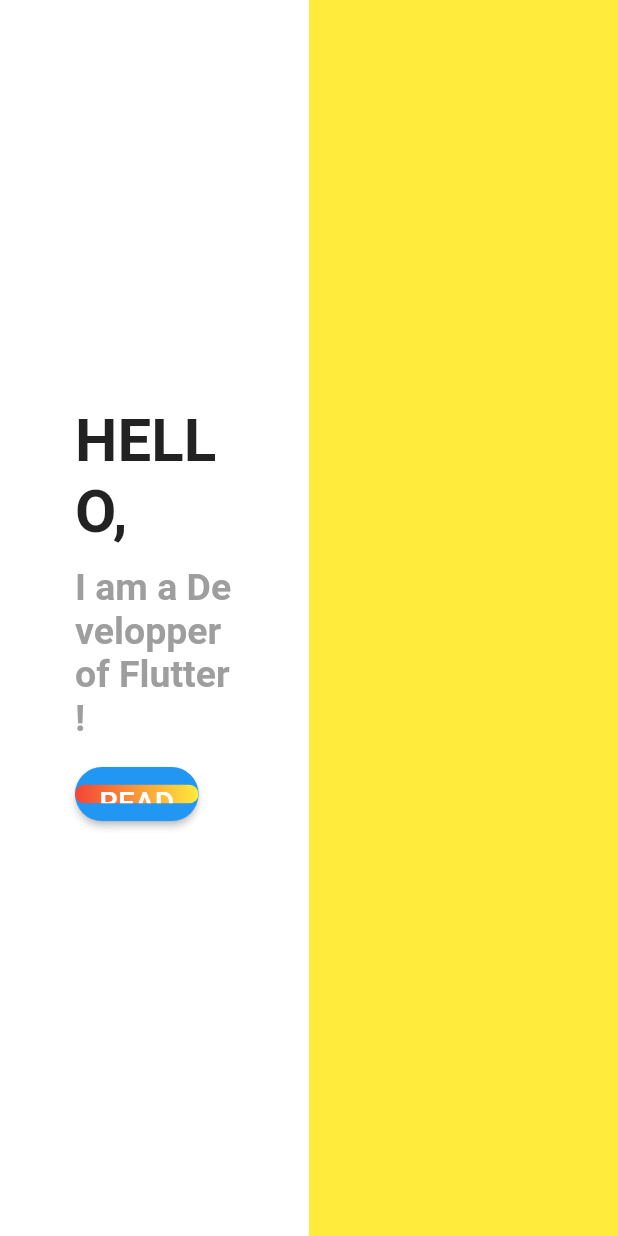
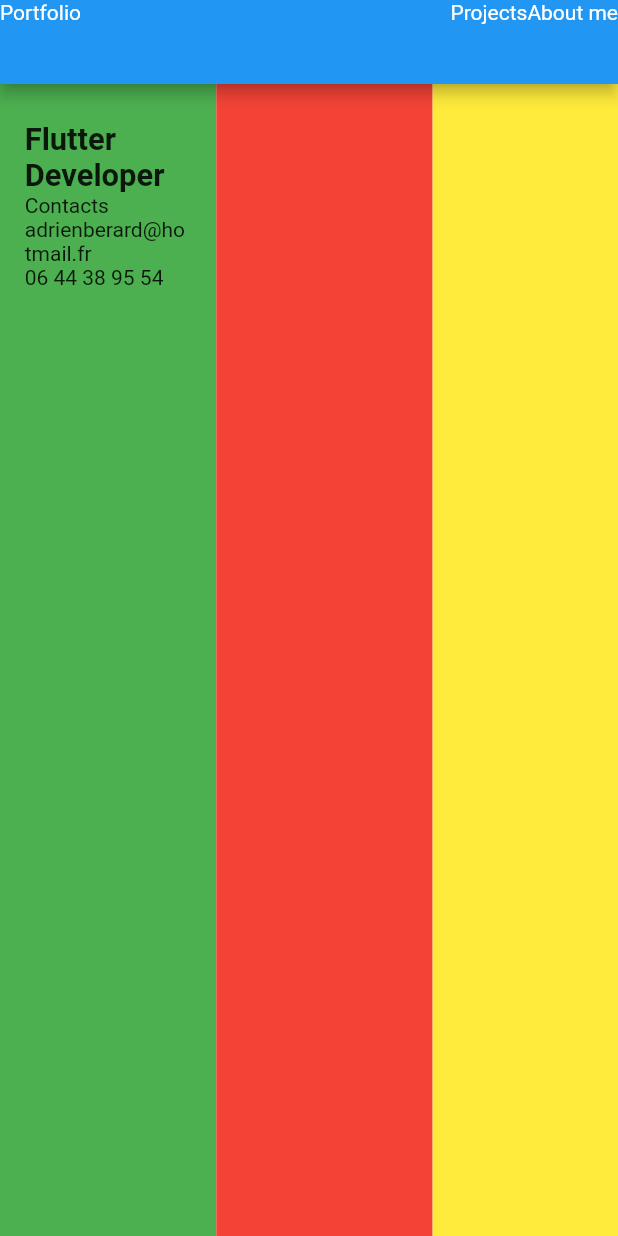
Before and after one commit to Adrizen89/PortofolioFlutter, a Flutter app: the screen it shows after launch, on a phone screen of 412 x 824 dp. Run offline on Flutter 3.47's test engine with Material 2 defaults, Android fonts, the light colour scheme and no system bars.

Commit message:
maj design

```diff
--- a/lib/home/HomeScreen.dart
+++ b/lib/home/HomeScreen.dart
@@ -1,6 +1,7 @@
 import 'package:flutter/material.dart';
 import 'package:portofolio_onflutter/about/AboutScreen.dart';
 import 'package:portofolio_onflutter/widgets/appbar/naviBar.dart';
+import 'package:portofolio_onflutter/widgets/homeText.dart';
 
 class HomeScreen extends StatefulWidget {
   HomeScreen({Key? key}) : super(key: key);
@@ -15,66 +16,33 @@ class _HomeScreenState extends State<HomeScreen> {
     var w = MediaQuery.of(context).size.width;
     var h = MediaQuery.of(context).size.height;
     return Scaffold(
+      appBar: navBar(),
         body: Row(
+          mainAxisAlignment: MainAxisAlignment.spaceEvenly,
           children: [
             Container(
-          padding: EdgeInsets.symmetric(vertical: 10, horizontal: 50),
-          width: w * 0.5,
-          color: Colors.white,
+              color: Colors.green,
+              width: w*0.35,
+              child: Padding(
+                padding: EdgeInsets.symmetric(vertical: w*0.06, horizontal: w*0.04),
                 child: Column(
                   crossAxisAlignment: CrossAxisAlignment.start,
-            mainAxisAlignment: MainAxisAlignment.center,
                 children: [
-              Text(
-                'HELLO,',
-                style: TextStyle(fontSize: 40, fontWeight: FontWeight.bold),
+                  titleHome(context),
+                  contactHome(context)
+                ],
+              ),)
             ),
-              SizedBox(
-                height: w * 0.03,
+            Container(
+              color: Colors.red,
+              width: w*0.35,
               ),
-              Text('I am a Developper of Flutter !',
-                  style: TextStyle(
-                      fontSize: 25,
-                      fontWeight: FontWeight.bold,
-                      color: Colors.grey)),
-              SizedBox(
-                height: w * 0.03,
-              ),
-              ElevatedButton(
-                onPressed: () {
-                  Navigator.push(
-                    context,
-                    MaterialPageRoute(
-                        builder: (context) => AboutScreen()),
-                  );
-                },
-                style: ElevatedButton.styleFrom(
-                    padding: EdgeInsets.zero,
-                    shape: RoundedRectangleBorder(
-                        borderRadius: BorderRadius.circular(20))),
-                child: Ink(
-                  decoration: BoxDecoration(
-                      gradient: const LinearGradient(
-                          colors: [Colors.red, Colors.yellow]),
-                      borderRadius: BorderRadius.circular(10)),
-                  child: Container(
-                    width: w * 0.2,
-                    height: w * 0.03,
-                    alignment: Alignment.center,
-                    child: const Text(
-                      'READ',
-                      style: const TextStyle(
-                        fontSize: 20,
-                      ),
-                    ),
-                  ),
-                ),
+            Container(
+              color: Colors.yellow,
+              width: w*0.30,
               )
           ],
-          ),
-        ),
-        Container(width: w * 0.5, height: h * 1, color: Colors.yellow)
-      ],
-    ));
+        )
+        );
   }
 }
--- a/lib/widgets/appbar/naviBar.dart
+++ b/lib/widgets/appbar/naviBar.dart
@@ -2,12 +2,11 @@ import 'package:flutter/material.dart';
 
 
 navBar() {
-  return Row(
-      mainAxisAlignment: MainAxisAlignment.spaceAround,
-      children: [
-        Text('About'),
-        Text('Works'),
-        Text('Socials Network')
-      ],
-    );
+  return AppBar(
+    leading: Text('Portfolio'),
+    actions: [
+      Text('Projects'),
+      Text('About me')
+    ],
+  );
 }
--- /dev/null
+++ b/lib/widgets/homeText.dart
@@ -0,0 +1,25 @@
+import 'package:flutter/material.dart';
+
+titleHome(context) {
+  var w = MediaQuery.of(context).size.width;
+  return Column(
+    children: [
+      Text('Flutter Developer', style: TextStyle(fontSize: w*0.05, fontWeight: FontWeight.bold),)
+    ],
+  );
+}
+
+descriptionHome(context) {
+  return Text('I create for you with Flutter');
+}
+
+contactHome(context) {
+  return Column(
+    crossAxisAlignment: CrossAxisAlignment.start,
+    children: [
+      Text('Contacts'),
+      Text('adrienberard@hotmail.fr'),
+      Text('06 44 38 95 54')
+    ],
+  );
+}
```
Lines whose indentation alone changed are shown as unchanged.
